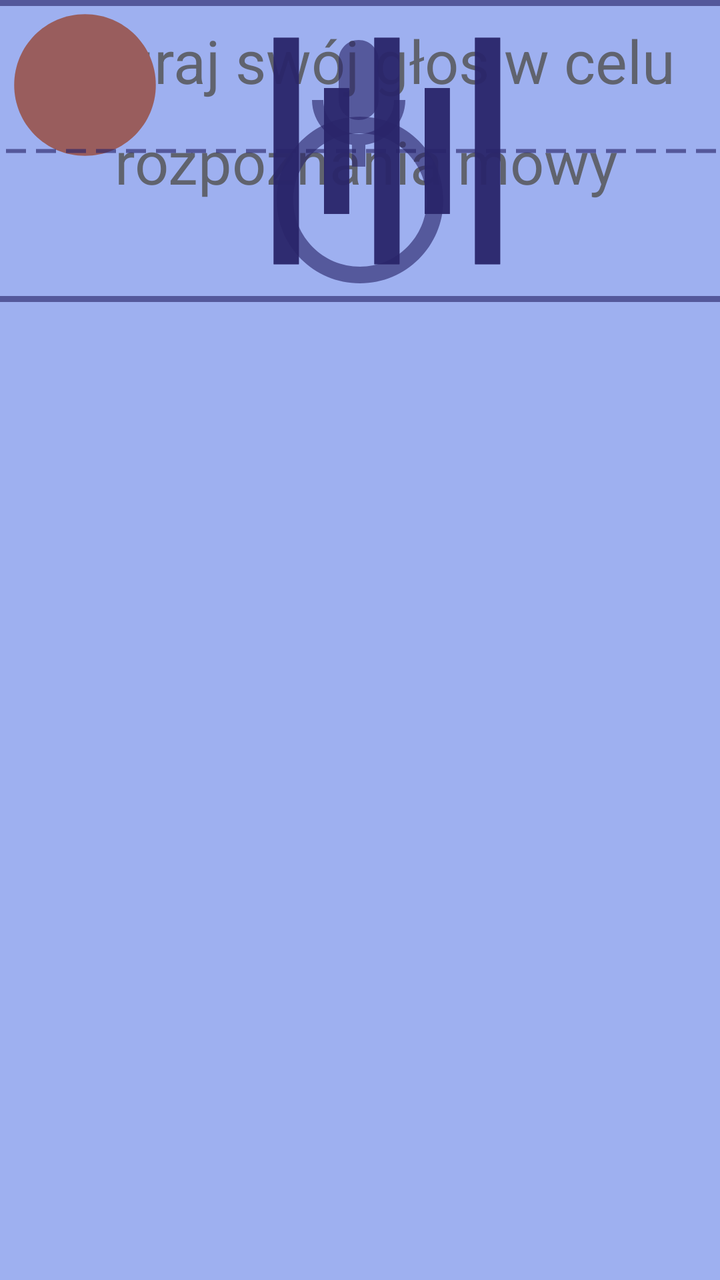
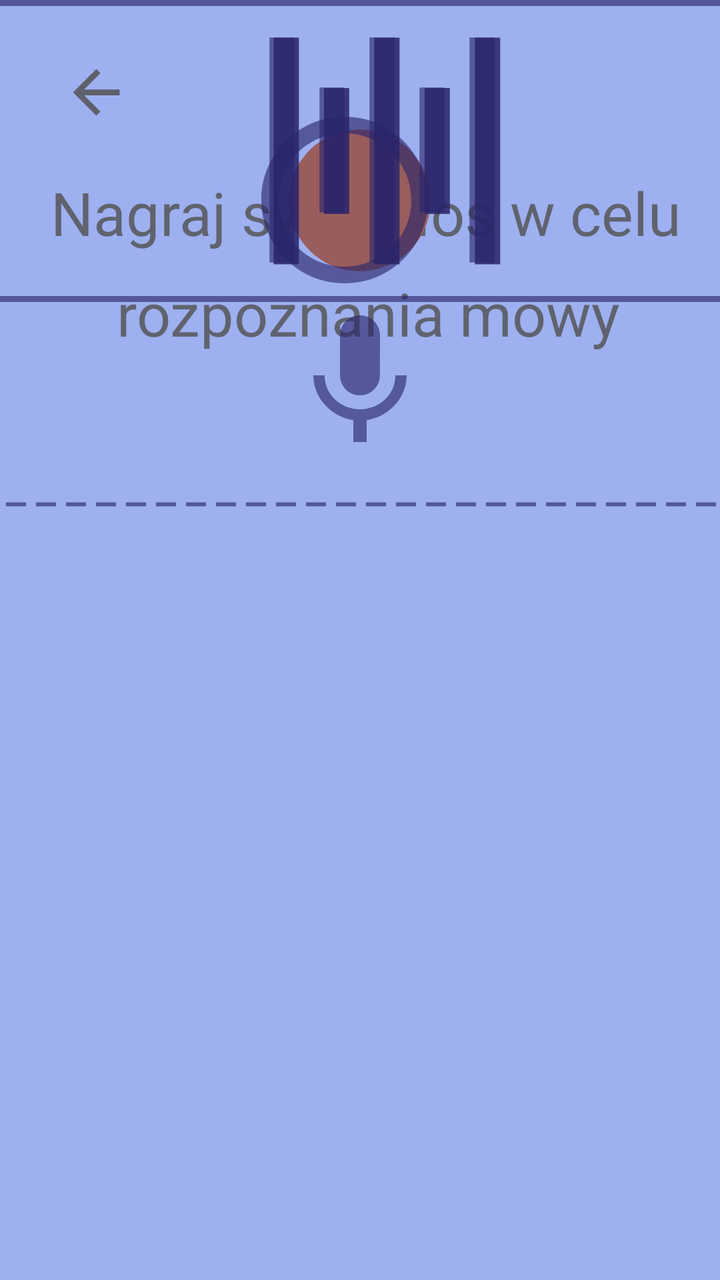

Compare the two renders of this Android layout. The source of the first and the diff that turns it into the second are given below.
<!-- AndroidManifest.xml: application theme Theme.TiredTalker -->
<!-- res/layout/fragment_nagrywanie_active.xml -->
<androidx.constraintlayout.widget.ConstraintLayout xmlns:android="http://schemas.android.com/apk/res/android"
    xmlns:app="http://schemas.android.com/apk/res-"
    xmlns:app2="http://schemas.android.com/apk/res-auto"
    xmlns:tools="http://schemas.android.com/tools"
    android:layout_width="match_parent"
    android:layout_height="match_parent"
    android:background="@color/light_blue"
    tools:layout_editor_absoluteX="0dp"
    tools:layout_editor_absoluteY="0dp">

    <TextView
        android:id="@+id/textView1"
        android:layout_width="wrap_content"
        android:layout_height="wrap_content"
        android:layout_margin="10dp"
        android:layout_marginTop="80dp"
        android:gravity="center"
        android:text="Nagraj swój głos w celu"
        android:textColor="@color/brown"
        android:textSize="30sp"
        app2:layout_constraintEnd_toEndOf="parent"
        app2:layout_constraintStart_toStartOf="parent"
        app2:layout_constraintTop_toTopOf="parent" />

    <TextView
        android:id="@+id/textView2"
        android:layout_width="wrap_content"
        android:layout_height="wrap_content"
        android:layout_margin="10dp"
        android:gravity="center"
        android:text="rozpoznania mowy"
        android:textColor="@color/brown"
        android:textSize="30sp"
        app2:layout_constraintEnd_toEndOf="parent"
        app2:layout_constraintHorizontal_bias="0.536"
        app2:layout_constraintStart_toStartOf="parent"
        app2:layout_constraintTop_toBottomOf="@+id/textView1" />

    <ImageButton
        android:id="@+id/nagrywanie_btn"
        android:layout_width="85dp"
        android:layout_height="85dp"
        android:background="@drawable/redcircle"
        android:padding="16dp"
        app:layout_constraintEnd_toEndOf="parent"
        app:layout_constraintHorizontal_bias="0.50"
        app:layout_constraintStart_toStartOf="parent"
        tools:layout_editor_absoluteX="165dp"
        tools:layout_editor_absoluteY="367dp" />

    <ImageView
        android:id="@+id/circleIcon5"
        android:layout_width="100dp"
        android:layout_height="200dp"
        android:contentDescription="@string/empty_circle_desc"
        android:scaleType="fitCenter"
        android:src="@drawable/empty_circle"
        app2:layout_constraintEnd_toEndOf="parent"
        app2:layout_constraintHorizontal_bias="0.5"
        app2:layout_constraintStart_toStartOf="parent"
        tools:layout_editor_absoluteY="310dp" />

    <ImageView
        android:id="@+id/mice"
        android:layout_width="80dp"
        android:layout_height="100dp"
        android:contentDescription="@string/microphone_desc"
        android:scaleType="fitCenter"
        android:src="@drawable/microphone"
        app2:layout_constraintEnd_toEndOf="parent"
        app2:layout_constraintHorizontal_bias="0.498"
        app2:layout_constraintStart_toStartOf="parent"
        app:layout_constraintBottom_toTopOf="@id/welcomeText"
        app:layout_constraintEnd_toEndOf="parent"
        app:layout_constraintHorizontal_chainStyle="packed"
        app:layout_constraintStart_toStartOf="parent"
        app:layout_constraintTop_toTopOf="parent"
        app:layout_constraintVertical_bias="0.4"
        tools:layout_editor_absoluteY="452dp" />

    <ImageView
        android:id="@+id/square"
        android:layout_width="387dp"
        android:layout_height="151dp"
        android:contentDescription="@string/thin_square_desc"
        android:scaleType="fitCenter"
        android:src="@drawable/thin_square"
        app2:layout_constraintEnd_toEndOf="parent"
        app2:layout_constraintHorizontal_bias="0.498"
        app2:layout_constraintStart_toStartOf="parent"
        app:layout_constraintBottom_toTopOf="@id/welcomeText"
        app:layout_constraintEnd_toEndOf="parent"
        app:layout_constraintHorizontal_chainStyle="packed"
        app:layout_constraintStart_toStartOf="parent"
        app:layout_constraintTop_toTopOf="parent"
        app:layout_constraintVertical_bias="0.4"
        tools:layout_editor_absoluteY="209dp" />

    <ImageView
        android:id="@+id/dashed_line"
        android:layout_width="387dp"
        android:layout_height="151dp"
        android:contentDescription="@string/dashed_line_desc"
        android:scaleType="fitCenter"
        android:src="@drawable/dashed_line"
        app2:layout_constraintEnd_toEndOf="parent"
        app2:layout_constraintHorizontal_bias="0.498"
        app2:layout_constraintStart_toStartOf="parent"
        app:layout_constraintBottom_toTopOf="@id/welcomeText"
        app:layout_constraintEnd_toEndOf="parent"
        app:layout_constraintHorizontal_chainStyle="packed"
        app:layout_constraintStart_toStartOf="parent"
        app:layout_constraintTop_toTopOf="parent"
        app:layout_constraintVertical_bias="0.4"
        tools:layout_editor_absoluteY="209dp" />

    <ImageView
        android:id="@+id/sound"
        android:layout_width="387dp"
        android:layout_height="151dp"
        android:contentDescription="@string/sound_desc"
        android:rotation="90"
        android:src="@drawable/sound"
        app:layout_constraintBottom_toTopOf="@id/welcomeText"
        app:layout_constraintEnd_toEndOf="parent"
        app:layout_constraintHorizontal_chainStyle="packed"
        app:layout_constraintStart_toStartOf="parent"
        app:layout_constraintTop_toTopOf="parent"
        app:layout_constraintVertical_bias="0.4"
        tools:layout_editor_absoluteX="-110dp"
        tools:layout_editor_absoluteY="216dp" />

    <ImageView
        android:id="@+id/sound_f"
        android:layout_width="387dp"
        android:layout_height="151dp"
        android:contentDescription="@string/sound_desc"
        android:rotation="90"
        android:src="@drawable/sound"
        app:layout_constraintBottom_toTopOf="@id/welcomeText"
        app:layout_constraintEnd_toEndOf="parent"
        app:layout_constraintHorizontal_chainStyle="packed"
        app:layout_constraintStart_toStartOf="parent"
        app:layout_constraintTop_toTopOf="parent"
        app:layout_constraintVertical_bias="0.4"
        tools:layout_editor_absoluteX="16dp"
        tools:layout_editor_absoluteY="216dp" />

    <ImageView
        android:id="@+id/sound_s"
        android:layout_width="387dp"
        android:layout_height="151dp"
        android:contentDescription="@string/sound_desc"
        android:rotation="90"
        android:src="@drawable/sound"
        app:layout_constraintBottom_toTopOf="@id/welcomeText"
        app:layout_constraintEnd_toEndOf="parent"
        app:layout_constraintHorizontal_chainStyle="packed"
        app:layout_constraintStart_toStartOf="parent"
        app:layout_constraintTop_toTopOf="parent"
        app:layout_constraintVertical_bias="0.4"
        tools:layout_editor_absoluteX="140dp"
        tools:layout_editor_absoluteY="216dp" />

    


</androidx.constraintlayout.widget.ConstraintLayout>
<!-- resources referenced by this layout -->
<resources>
  <color name="brown">#99373017</color>
  <color name="light_blue">#9EB0F0</color>
  <!-- drawable dashed_line (drawable) -->
  <?xml version="1.0" encoding="utf-8"?>
  <shape xmlns:android="http://schemas.android.com/apk/res/android"
      android:shape="line">
      <stroke
          android:width="2dp"
          android:color="@color/darkest_blue"
          android:dashWidth="10dp"
          android:dashGap="5dp"/>
  </shape>
  <!-- drawable empty_circle (drawable) -->
  <vector
      android:alpha="0.62"
      android:height="40dp"
      android:width="40dp"
      android:tint="#282368"
      android:viewportHeight="24"
      android:viewportWidth="24"
  
      xmlns:android="http://schemas.android.com/apk/res/android">
      <path
          android:fillColor="@android:color/white"
          android:pathData="M12,2C6.47,2 2,6.47 2,12c0,5.53 4.47,10 10,10s10,-4.47 10,-10C22,6.47 17.53,2 12,2zM12,20c-4.42,0 -8,-3.58 -8,-8c0,-4.42 3.58,-8 8,-8s8,3.58 8,8C20,16.42 16.42,20 12,20z"/>
  </vector>
  <!-- drawable redcircle (drawable) -->
  <vector
      android:height="35dp"
      android:width="35dp"
      android:tint="#995D5D"
      android:viewportHeight="24"
      android:viewportWidth="24"
      xmlns:android="http://schemas.android.com/apk/res/android">
      <path
          android:fillColor="@android:color/white"
          android:pathData="M12,2C6.47,2 2,6.47 2,12s4.47,10 10,10 10,-4.47 10,-10S17.53,2 12,2z"/>
  </vector>
  <!-- drawable sound (drawable) -->
  <vector android:alpha="0.62" android:height="24dp"
      android:tint="#282368" android:viewportHeight="24"
      android:viewportWidth="24" android:width="24dp" xmlns:android="http://schemas.android.com/apk/res/android">
      <path android:fillColor="@android:color/white" android:pathData="M7,15v2h10v-2L7,15zM3,21h18v-2L3,19v2zM3,13h18v-2L3,11v2zM7,7v2h10L17,7L7,7zM3,3v2h18L21,3L3,3z"/>
  </vector>
  <!-- drawable thin_square (drawable) -->
  <?xml version="1.0" encoding="utf-8"?>
  <shape
  
      xmlns:android="http://schemas.android.com/apk/res/android">
      
      
      
      <solid
          android:color="@android:color/transparent"/>
      <stroke
          android:width="3dp"
          android:color="@color/darkest_blue"/>
      <corners android:radius="0dp"/>
  </shape>
  <string name="dashed_line_desc">Ikona przerywanej linii</string>
  <string name="empty_circle_desc">Ikona koła pustego</string>
  <string name="microphone_desc">Ikona mikrofonu</string>
  <string name="sound_desc">Ikona fali dźwięku</string>
  <string name="thin_square_desc">Ikona cienkiej ramki</string>
  <style name="Theme.TiredTalker" parent="Theme.MaterialComponents.DayNight.DarkActionBar">
          
          <item name="colorPrimary">@color/purple_500</item>
          <item name="colorPrimaryVariant">@color/purple_700</item>
          <item name="colorOnPrimary">@color/white</item>
          
          <item name="colorSecondary">@color/teal_200</item>
          <item name="colorSecondaryVariant">@color/teal_700</item>
          <item name="colorOnSecondary">@color/black</item>
          
          <item name="android:statusBarColor">?attr/colorPrimaryVariant</item>
          
      </style>
  <color name="darkest_blue">#9E282368</color>
  <color name="purple_500">#FF6200EE</color>
  <color name="purple_700">#FF3700B3</color>
  <color name="white">#FFFFFFFF</color>
  <color name="teal_200">#FF03DAC5</color>
  <color name="teal_700">#FF018786</color>
  <color name="black">#FF000000</color>
  <!-- unchanged entries left out for length: 1 -->
</resources>

<!-- the commit's change to res/layout/fragment_nagrywanie_active.xml (unified diff, before → after) -->
@@ -8,31 +8,46 @@
     tools:layout_editor_absoluteX="0dp"
     tools:layout_editor_absoluteY="0dp">
 
+    <ImageButton
+        android:id="@+id/backButton"
+        android:layout_width="60dp"
+        android:layout_height="60dp"
+        android:layout_marginTop="16dp"
+        android:background="@android:color/transparent"
+        android:padding="16dp"
+        android:src="@drawable/arrow_back"
+        app2:layout_constraintEnd_toEndOf="parent"
+        app2:layout_constraintHorizontal_bias="0.06"
+        app2:layout_constraintStart_toStartOf="parent"
+        app2:layout_constraintTop_toTopOf="parent"
+        app:layout_constraintStart_toStartOf="parent" />
+
     <TextView
         android:id="@+id/textView1"
         android:layout_width="wrap_content"
         android:layout_height="wrap_content"
         android:layout_margin="10dp"
-        android:layout_marginTop="80dp"
         android:gravity="center"
         android:text="Nagraj swój głos w celu"
         android:textColor="@color/brown"
         android:textSize="30sp"
         app2:layout_constraintEnd_toEndOf="parent"
+        app2:layout_constraintHorizontal_bias="0.627"
         app2:layout_constraintStart_toStartOf="parent"
-        app2:layout_constraintTop_toTopOf="parent" />
+        app2:layout_constraintTop_toBottomOf="@+id/backButton" />
 
     <TextView
         android:id="@+id/textView2"
         android:layout_width="wrap_content"
         android:layout_height="wrap_content"
         android:layout_margin="10dp"
+        android:layout_marginTop="36dp"
         android:gravity="center"
         android:text="rozpoznania mowy"
         android:textColor="@color/brown"
         android:textSize="30sp"
         app2:layout_constraintEnd_toEndOf="parent"
-        app2:layout_constraintHorizontal_bias="0.536"
+        app2:layout_constraintHorizontal_bias="0.546"
         app2:layout_constraintStart_toStartOf="parent"
         app2:layout_constraintTop_toBottomOf="@+id/textView1" />
 
@@ -42,11 +57,12 @@
         android:layout_height="85dp"
         android:background="@drawable/redcircle"
         android:padding="16dp"
+        app2:layout_constraintBottom_toBottomOf="@+id/circleIcon5"
+        app2:layout_constraintEnd_toEndOf="@+id/circleIcon5"
+        app2:layout_constraintTop_toTopOf="@+id/circleIcon5"
         app:layout_constraintEnd_toEndOf="parent"
         app:layout_constraintHorizontal_bias="0.50"
-        app:layout_constraintStart_toStartOf="parent"
-        tools:layout_editor_absoluteX="165dp"
-        tools:layout_editor_absoluteY="367dp" />
+        app:layout_constraintStart_toStartOf="parent" />
 
     <ImageView
         android:id="@+id/circleIcon5"
@@ -56,27 +72,27 @@
         android:scaleType="fitCenter"
         android:src="@drawable/empty_circle"
         app2:layout_constraintEnd_toEndOf="parent"
-        app2:layout_constraintHorizontal_bias="0.5"
+        app2:layout_constraintHorizontal_bias="0.471"
         app2:layout_constraintStart_toStartOf="parent"
-        tools:layout_editor_absoluteY="310dp" />
+        tools:layout_editor_absoluteY="402dp" />
 
     <ImageView
         android:id="@+id/mice"
         android:layout_width="80dp"
         android:layout_height="100dp"
+        android:layout_marginTop="80dp"
         android:contentDescription="@string/microphone_desc"
         android:scaleType="fitCenter"
         android:src="@drawable/microphone"
         app2:layout_constraintEnd_toEndOf="parent"
-        app2:layout_constraintHorizontal_bias="0.498"
         app2:layout_constraintStart_toStartOf="parent"
+        app2:layout_constraintTop_toTopOf="@+id/nagrywanie_btn"
         app:layout_constraintBottom_toTopOf="@id/welcomeText"
         app:layout_constraintEnd_toEndOf="parent"
         app:layout_constraintHorizontal_chainStyle="packed"
         app:layout_constraintStart_toStartOf="parent"
         app:layout_constraintTop_toTopOf="parent"
-        app:layout_constraintVertical_bias="0.4"
-        tools:layout_editor_absoluteY="452dp" />
+        app:layout_constraintVertical_bias="0.4" />
 
     <ImageView
         android:id="@+id/square"
@@ -106,13 +122,13 @@
         app2:layout_constraintEnd_toEndOf="parent"
         app2:layout_constraintHorizontal_bias="0.498"
         app2:layout_constraintStart_toStartOf="parent"
+        app2:layout_constraintTop_toBottomOf="@+id/textView2"
         app:layout_constraintBottom_toTopOf="@id/welcomeText"
         app:layout_constraintEnd_toEndOf="parent"
         app:layout_constraintHorizontal_chainStyle="packed"
         app:layout_constraintStart_toStartOf="parent"
         app:layout_constraintTop_toTopOf="parent"
-        app:layout_constraintVertical_bias="0.4"
-        tools:layout_editor_absoluteY="209dp" />
+        app:layout_constraintVertical_bias="0.4" />
 
     <ImageView
         android:id="@+id/sound"
@@ -132,8 +148,8 @@
 
     <ImageView
         android:id="@+id/sound_f"
-        android:layout_width="387dp"
-        android:layout_height="151dp"
+        android:layout_width="382dp"
+        android:layout_height="150dp"
         android:contentDescription="@string/sound_desc"
         android:rotation="90"
         android:src="@drawable/sound"
@@ -143,7 +159,7 @@
         app:layout_constraintStart_toStartOf="parent"
         app:layout_constraintTop_toTopOf="parent"
         app:layout_constraintVertical_bias="0.4"
-        tools:layout_editor_absoluteX="16dp"
+        tools:layout_editor_absoluteX="21dp"
         tools:layout_editor_absoluteY="216dp" />
 
     <ImageView
<!-- resource entries referenced after the edit -->
@@ -2,6 +2,21 @@
 <resources>
   <color name="brown">#99373017</color>
   <color name="light_blue">#9EB0F0</color>
+  <!-- drawable arrow_back (drawable) -->
+  <vector xmlns:android="http://schemas.android.com/apk/res/android"
+      android:alpha="0.62"
+      android:autoMirrored="true"
+      android:height="35dp"
+      android:tint="#373017"
+      android:viewportHeight="24"
+      android:viewportWidth="24"
+      android:width="35dp">
+        
+      <path
+          android:fillColor="@android:color/white"
+          android:pathData="M20,11H7.83l5.59,-5.59L12,4l-8,8 8,8 1.41,-1.41L7.83,13H20v-2z"/>
+      
+  </vector>
   <!-- drawable dashed_line (drawable) -->
   <?xml version="1.0" encoding="utf-8"?>
   <shape xmlns:android="http://schemas.android.com/apk/res/android"
